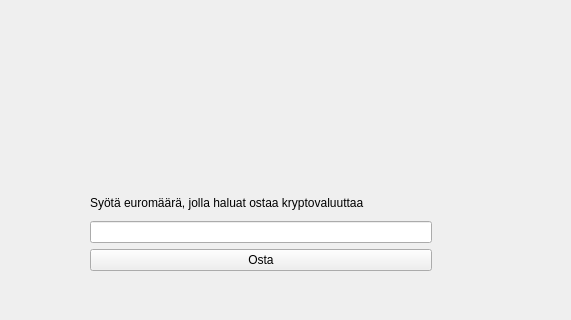
This is qt_frontend/frontend/mainwindow.ui in jerpism/banksimul_testdev as Qt 5 draws it before an edit; both pictures show x 210 to 781 and y 0 to 320 of the 871 by 663 pixel window. The edited form follows.
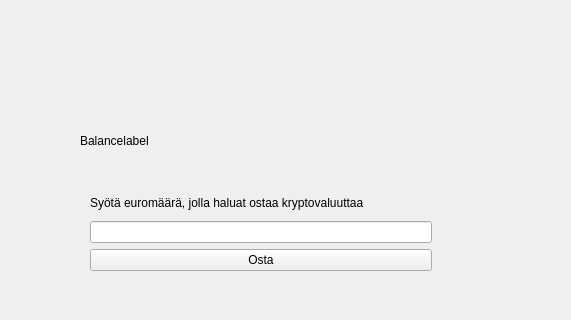
This is the edited form. The open tabs and pages were chosen to show the change.

The edit to the form file:
```diff
--- a/qt_frontend/frontend/mainwindow.ui
+++ b/qt_frontend/frontend/mainwindow.ui
@@ -319,7 +319,7 @@
      </widget>
     </widget>
     <widget class="QWidget" name="buycryptopage">
-     <widget class="QWidget" name="">
+     <widget class="QWidget" name="layoutWidget">
       <property name="geometry">
        <rect>
         <x>260</x>
@@ -348,6 +348,19 @@
        </item>
       </layout>
      </widget>
+     <widget class="QLabel" name="balancelabel">
+      <property name="geometry">
+       <rect>
+        <x>250</x>
+        <y>80</y>
+        <width>411</width>
+        <height>61</height>
+       </rect>
+      </property>
+      <property name="text">
+       <string>Balancelabel</string>
+      </property>
+     </widget>
     </widget>
     <widget class="QWidget" name="sellcryptopage">
      <widget class="QWidget" name="">
```
Left out of the diff: 17 changed lines with no effect on the pictures.
